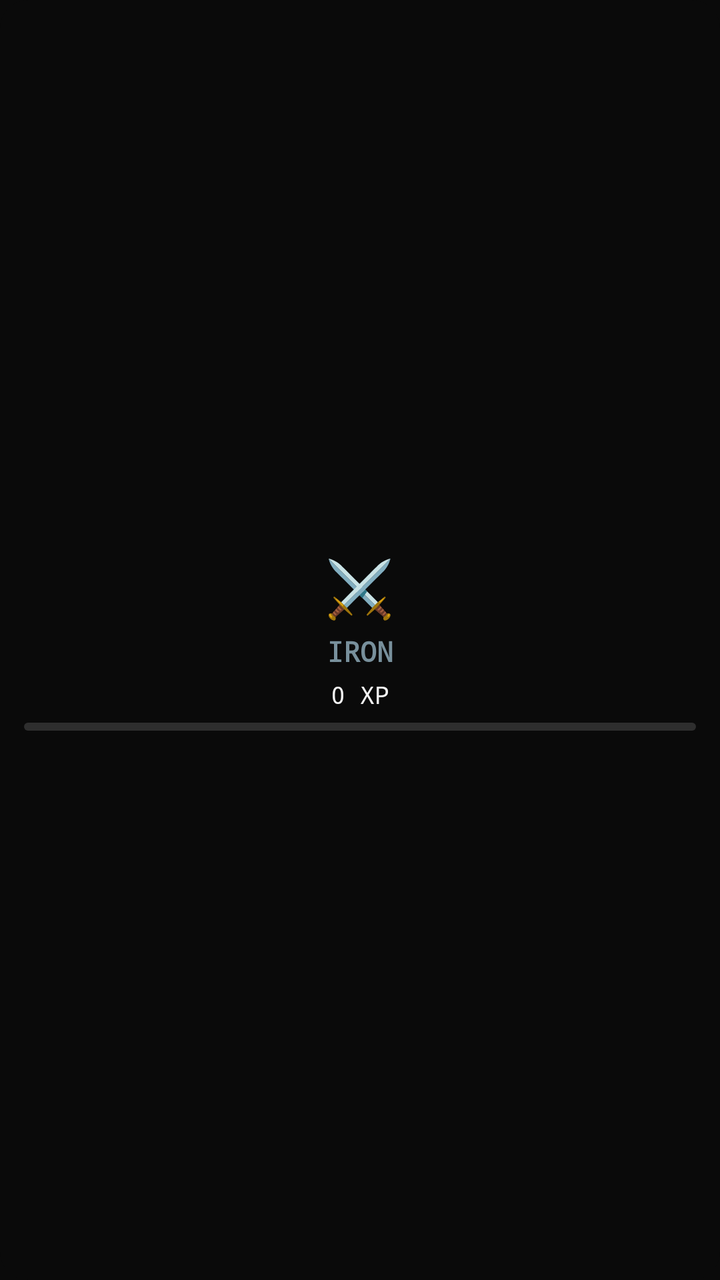
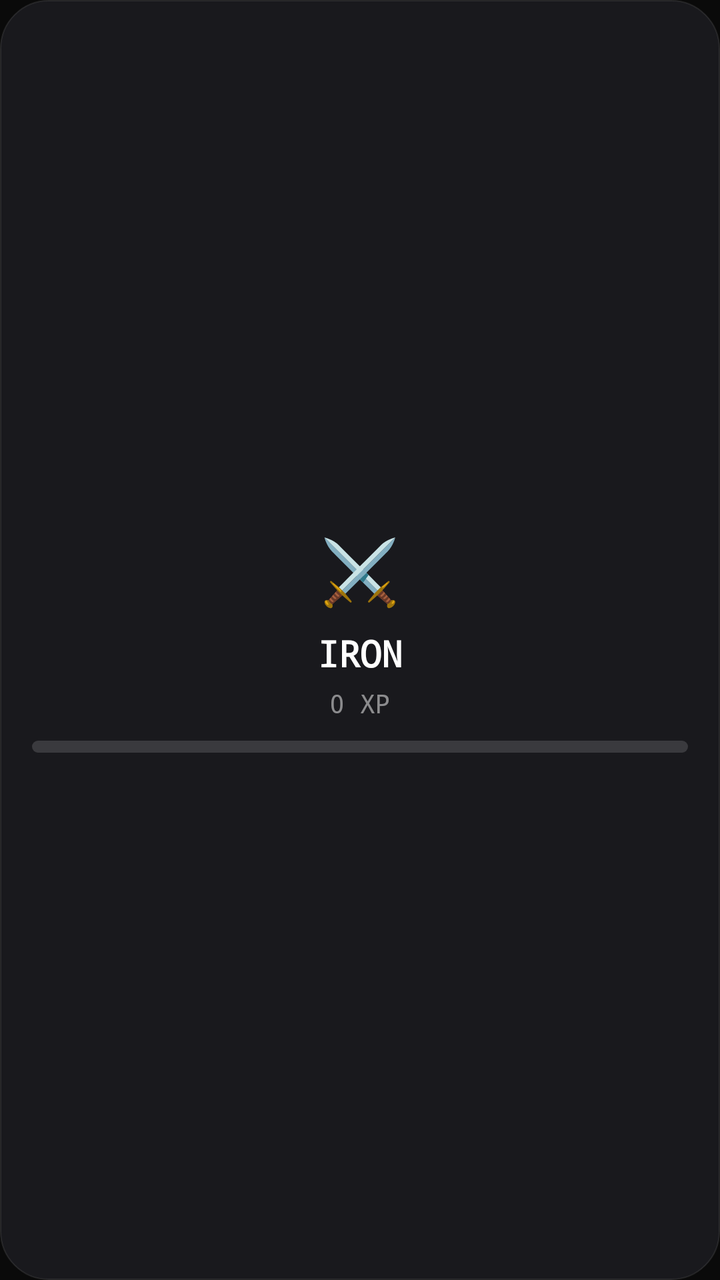

Compare the two renders of this Android layout. The source of the first and the diff that turns it into the second are given below.
<!-- AndroidManifest.xml: application theme Theme.Forge -->
<!-- res/layout/widget_rank.xml -->
<?xml version="1.0" encoding="utf-8"?>
<LinearLayout
    xmlns:android="http://schemas.android.com/apk/res/android"
    android:layout_width="match_parent"
    android:layout_height="match_parent"
    android:orientation="vertical"
    android:background="@drawable/widget_bg"
    android:padding="12dp"
    android:gravity="center">

    <TextView
        android:id="@+id/tv_widget_rank_emoji"
        android:layout_width="wrap_content"
        android:layout_height="wrap_content"
        android:text="⚔️"
        android:textSize="28sp"
        android:layout_marginBottom="4dp" />

    <TextView
        android:id="@+id/tv_widget_rank_name"
        android:layout_width="wrap_content"
        android:layout_height="wrap_content"
        android:text="IRON"
        android:textColor="#78909C"
        android:textSize="14sp"
        android:fontFamily="monospace"
        android:textStyle="bold"
        android:layout_marginBottom="4dp" />

    <TextView
        android:id="@+id/tv_widget_xp"
        android:layout_width="wrap_content"
        android:layout_height="wrap_content"
        android:text="0 XP"
        android:textColor="#F5F5F5"
        android:textSize="12sp"
        android:fontFamily="monospace"
        android:layout_marginBottom="6dp" />

    <ProgressBar
        android:id="@+id/pb_widget_rank"
        style="@android:style/Widget.ProgressBar.Horizontal"
        android:layout_width="match_parent"
        android:layout_height="4dp"
        android:max="100"
        android:progress="0"
        android:progressDrawable="@drawable/widget_progress_bar" />

</LinearLayout>
<!-- resources referenced by this layout -->
<resources>
  <!-- drawable widget_bg (drawable) -->
  <?xml version="1.0" encoding="utf-8"?>
  <shape xmlns:android="http://schemas.android.com/apk/res/android"
      android:shape="rectangle">
      <solid android:color="@color/widget_bg" />
      <corners android:radius="@dimen/radius_xl" />
  </shape>
  <!-- drawable widget_progress_bar (drawable) -->
  <?xml version="1.0" encoding="utf-8"?>
  <layer-list xmlns:android="http://schemas.android.com/apk/res/android">
      <item android:id="@android:id/background">
          <shape android:shape="rectangle">
              <solid android:color="#25FFFFFF" />
              <corners android:radius="4dp" />
          </shape>
      </item>
      <item android:id="@android:id/progress">
          <clip>
              <shape android:shape="rectangle">
                  <solid android:color="#E53935" />
                  <corners android:radius="4dp" />
              </shape>
          </clip>
      </item>
  </layer-list>
  <style name="Theme.Forge" parent="Theme.Material3.Dark.NoActionBar">
          <item name="colorPrimary">@color/red</item>
          <item name="colorPrimaryContainer">@color/red_alpha30</item>
          <item name="colorOnPrimary">@color/white</item>
          <item name="colorSecondary">@color/red</item>
          <item name="colorSecondaryContainer">@color/red_alpha20</item>
          <item name="colorOnSecondary">@color/white</item>
          <item name="colorSurface">@color/surface1</item>
          <item name="colorOnSurface">@color/fg</item>
          <item name="colorSurfaceVariant">@color/surface2</item>
          <item name="colorOnSurfaceVariant">@color/fg2</item>
          <item name="colorError">@color/red_light</item>
          <item name="colorOnError">@color/white</item>
          <item name="android:colorBackground">@color/bg</item>
          <item name="colorOnBackground">@color/fg</item>
          <item name="android:windowBackground">@color/bg</item>
          <item name="android:statusBarColor">@color/bg</item>
          <item name="android:navigationBarColor">@color/bg</item>
          <item name="android:windowLightStatusBar">false</item>
          <item name="android:windowLightNavigationBar">false</item>
          <item name="android:textColorPrimary">@color/fg</item>
          <item name="android:textColorSecondary">@color/fg2</item>
          <item name="android:textColorHint">@color/fg3</item>
          <item name="android:fontFamily">monospace</item>
      </style>
  <color name="widget_bg">#E60A0A0A</color>
  <dimen name="radius_xl">14dp</dimen>
  <color name="red">#FFE53935</color>
  <color name="red_alpha30">#4DE53935</color>
  <color name="white">#FFFFFFFF</color>
  <color name="red_alpha20">#33E53935</color>
  <color name="surface1">#FF111111</color>
  <color name="fg">#FFF5F5F5</color>
  <color name="surface2">#FF171717</color>
  <color name="fg2">#FF9E9E9E</color>
  <color name="red_light">#FFFF5252</color>
  <color name="bg">#FF0A0A0A</color>
  <color name="fg3">#FF555555</color>
</resources>

<!-- the commit's change to res/layout/widget_rank.xml (unified diff, before → after) -->
@@ -1,49 +1,52 @@
 <?xml version="1.0" encoding="utf-8"?>
 <LinearLayout
     xmlns:android="http://schemas.android.com/apk/res/android"
+    android:id="@+id/widget_rank_root"
     android:layout_width="match_parent"
     android:layout_height="match_parent"
     android:orientation="vertical"
     android:background="@drawable/widget_bg"
-    android:padding="12dp"
+    android:padding="16dp"
     android:gravity="center">
 
+    
     <TextView
         android:id="@+id/tv_widget_rank_emoji"
         android:layout_width="wrap_content"
         android:layout_height="wrap_content"
         android:text="⚔️"
-        android:textSize="28sp"
-        android:layout_marginBottom="4dp" />
+        android:textSize="32sp"
+        android:layout_marginBottom="8dp"/>
 
+    
     <TextView
         android:id="@+id/tv_widget_rank_name"
         android:layout_width="wrap_content"
         android:layout_height="wrap_content"
         android:text="IRON"
-        android:textColor="#78909C"
-        android:textSize="14sp"
-        android:fontFamily="monospace"
+        android:textColor="#FFFFFF"
+        android:textSize="18sp"
         android:textStyle="bold"
-        android:layout_marginBottom="4dp" />
+        android:layout_marginBottom="4dp"/>
 
+    
     <TextView
         android:id="@+id/tv_widget_xp"
         android:layout_width="wrap_content"
         android:layout_height="wrap_content"
         android:text="0 XP"
-        android:textColor="#F5F5F5"
-        android:textSize="12sp"
-        android:fontFamily="monospace"
-        android:layout_marginBottom="6dp" />
+        android:textColor="#80FFFFFF"
+        android:textSize="13sp"
+        android:layout_marginBottom="10dp"/>
 
+    
     <ProgressBar
         android:id="@+id/pb_widget_rank"
         style="@android:style/Widget.ProgressBar.Horizontal"
         android:layout_width="match_parent"
-        android:layout_height="4dp"
+        android:layout_height="6dp"
         android:max="100"
         android:progress="0"
-        android:progressDrawable="@drawable/widget_progress_bar" />
+        android:progressDrawable="@drawable/widget_rank_progress"/>
 
 </LinearLayout>
<!-- resource entries referenced after the edit -->
@@ -4,23 +4,24 @@
   <?xml version="1.0" encoding="utf-8"?>
   <shape xmlns:android="http://schemas.android.com/apk/res/android"
       android:shape="rectangle">
-      <solid android:color="@color/widget_bg" />
-      <corners android:radius="@dimen/radius_xl" />
+      <solid android:color="#F01A1A1E"/>
+      <corners android:radius="24dp"/>
+      <stroke android:width="0.5dp" android:color="#18ffffff"/>
   </shape>
-  <!-- drawable widget_progress_bar (drawable) -->
+  <!-- drawable widget_rank_progress (drawable) -->
   <?xml version="1.0" encoding="utf-8"?>
   <layer-list xmlns:android="http://schemas.android.com/apk/res/android">
       <item android:id="@android:id/background">
           <shape android:shape="rectangle">
-              <solid android:color="#25FFFFFF" />
-              <corners android:radius="4dp" />
+              <solid android:color="#25FFFFFF"/>
+              <corners android:radius="6dp"/>
           </shape>
       </item>
       <item android:id="@android:id/progress">
           <clip>
               <shape android:shape="rectangle">
-                  <solid android:color="#E53935" />
-                  <corners android:radius="4dp" />
+                  <solid android:color="#448AFF"/>
+                  <corners android:radius="6dp"/>
               </shape>
           </clip>
       </item>
@@ -50,8 +51,6 @@
           <item name="android:textColorHint">@color/fg3</item>
           <item name="android:fontFamily">monospace</item>
       </style>
-  <color name="widget_bg">#E60A0A0A</color>
-  <dimen name="radius_xl">14dp</dimen>
   <color name="red">#FFE53935</color>
   <color name="red_alpha30">#4DE53935</color>
   <color name="white">#FFFFFFFF</color>
